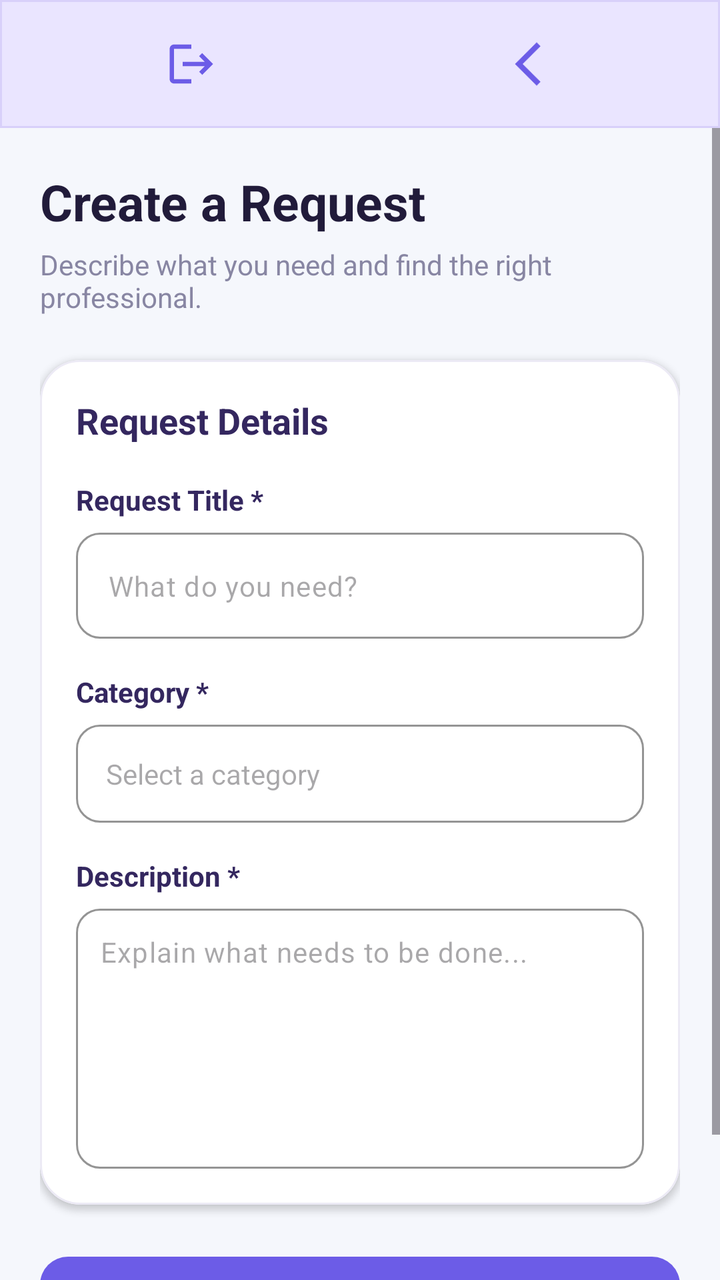
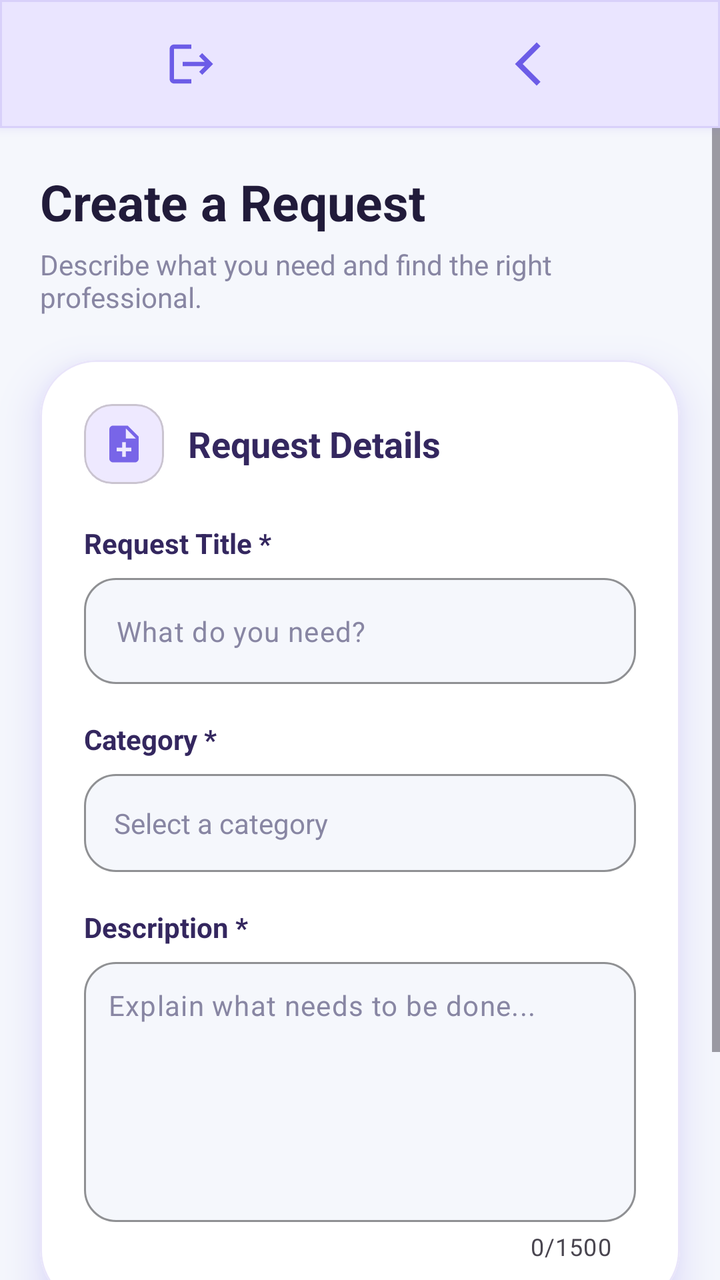

Two renders of the same Android screen: before a commit and after it. Below are the layout's source before the change and the commit's diff.
<!-- AndroidManifest.xml: application theme Theme.FindProfessionals -->
<!-- res/layout/activity_request.xml -->
<?xml version="1.0" encoding="utf-8"?>
<androidx.constraintlayout.widget.ConstraintLayout
    xmlns:android="http://schemas.android.com/apk/res/android"
    xmlns:app="http://schemas.android.com/apk/res-auto"
    xmlns:tools="http://schemas.android.com/tools"
    android:id="@+id/main"
    android:layout_width="match_parent"
    android:layout_height="match_parent"
    android:background="#F5F7FC"
    tools:context=".RequestActivity">

    
    <com.google.android.material.bottomnavigation.BottomNavigationView
        android:id="@+id/bottom_navigation"
        android:layout_width="match_parent"
        android:layout_height="64dp"
        android:background="@drawable/bg_top_navigation"
        android:elevation="6dp"
        app:itemIconSize="26dp"
        app:itemIconTint="#6C5CE7"
        app:labelVisibilityMode="unlabeled"
        app:itemHorizontalTranslationEnabled="false"
        app:menu="@menu/bottom_nav_menu"
        app:layout_constraintTop_toTopOf="parent"
        app:layout_constraintStart_toStartOf="parent"
        app:layout_constraintEnd_toEndOf="parent"/>

    
    <ScrollView
        android:layout_width="match_parent"
        android:layout_height="0dp"
        android:fillViewport="true"
        android:clipToPadding="false"
        android:paddingBottom="20dp"
        app:layout_constraintTop_toBottomOf="@id/bottom_navigation"
        app:layout_constraintBottom_toBottomOf="parent"
        app:layout_constraintStart_toStartOf="parent"
        app:layout_constraintEnd_toEndOf="parent">

        <LinearLayout
            android:layout_width="match_parent"
            android:layout_height="wrap_content"
            android:orientation="vertical"
            android:padding="20dp">

            
            <TextView
                android:layout_width="match_parent"
                android:layout_height="wrap_content"
                android:text="Create a Request"
                android:textColor="#211B3A"
                android:textSize="25sp"
                android:textStyle="bold"/>

            <TextView
                android:layout_width="match_parent"
                android:layout_height="wrap_content"
                android:layout_marginTop="5dp"
                android:text="Describe what you need and find the right professional."
                android:textColor="#8886A3"
                android:textSize="14sp"/>

            
            <com.google.android.material.card.MaterialCardView
                android:layout_width="match_parent"
                android:layout_height="wrap_content"
                android:layout_marginTop="22dp"
                app:cardBackgroundColor="#FFFFFF"
                app:cardCornerRadius="20dp"
                app:cardElevation="2dp"
                app:strokeColor="#ECEAF5"
                app:strokeWidth="1dp">

                <LinearLayout
                    android:layout_width="match_parent"
                    android:layout_height="wrap_content"
                    android:orientation="vertical"
                    android:padding="18dp">

                    <TextView
                        android:layout_width="match_parent"
                        android:layout_height="wrap_content"
                        android:text="Request Details"
                        android:textColor="#34275F"
                        android:textSize="18sp"
                        android:textStyle="bold"/>

                    
                    <TextView
                        android:layout_width="match_parent"
                        android:layout_height="wrap_content"
                        android:layout_marginTop="18dp"
                        android:text="Request Title *"
                        android:textColor="#34275F"
                        android:textStyle="bold"
                        android:textSize="14sp"/>

                    <com.google.android.material.textfield.TextInputLayout
                        android:layout_width="match_parent"
                        android:layout_height="wrap_content"
                        android:layout_marginTop="7dp"
                        app:boxBackgroundMode="outline"
                        app:boxBackgroundColor="#FFFFFF"
                        app:boxCornerRadiusTopStart="12dp"
                        app:boxCornerRadiusTopEnd="12dp"
                        app:boxCornerRadiusBottomStart="12dp"
                        app:boxCornerRadiusBottomEnd="12dp"
                        app:boxStrokeColor="#7865E8"
                        app:hintEnabled="false">

                        <EditText
                            android:id="@+id/requestTitle"
                            android:layout_width="match_parent"
                            android:layout_height="wrap_content"
                            android:hint="What do you need?"
                            android:inputType="textCapSentences"
                            android:maxLength="80"
                            android:textColor="#211B3A"
                            android:textSize="14sp"/>
                    </com.google.android.material.textfield.TextInputLayout>

                    
                    <TextView
                        android:layout_width="match_parent"
                        android:layout_height="wrap_content"
                        android:layout_marginTop="17dp"
                        android:text="Category *"
                        android:textColor="#34275F"
                        android:textStyle="bold"
                        android:textSize="14sp"/>

                    <com.google.android.material.textfield.TextInputLayout
                        android:layout_width="match_parent"
                        android:layout_height="wrap_content"
                        android:layout_marginTop="7dp"
                        app:boxBackgroundMode="outline"
                        app:boxBackgroundColor="#FFFFFF"
                        app:boxCornerRadiusTopStart="12dp"
                        app:boxCornerRadiusTopEnd="12dp"
                        app:boxCornerRadiusBottomStart="12dp"
                        app:boxCornerRadiusBottomEnd="12dp"
                        app:boxStrokeColor="#7865E8"
                        app:hintEnabled="false">

                        <com.google.android.material.textfield.MaterialAutoCompleteTextView
                            android:id="@+id/requestCategory"
                            android:layout_width="match_parent"
                            android:layout_height="wrap_content"
                            android:hint="Select a category"
                            android:inputType="none"
                            android:padding="15dp"
                            android:textColor="#211B3A"
                            android:textSize="14sp"/>
                    </com.google.android.material.textfield.TextInputLayout>

                    
                    <TextView
                        android:layout_width="match_parent"
                        android:layout_height="wrap_content"
                        android:layout_marginTop="17dp"
                        android:text="Description *"
                        android:textColor="#34275F"
                        android:textStyle="bold"
                        android:textSize="14sp"/>

                    <com.google.android.material.textfield.TextInputLayout
                        android:layout_width="match_parent"
                        android:layout_height="wrap_content"
                        android:layout_marginTop="7dp"
                        app:boxBackgroundMode="outline"
                        app:boxBackgroundColor="#FFFFFF"
                        app:boxCornerRadiusTopStart="12dp"
                        app:boxCornerRadiusTopEnd="12dp"
                        app:boxCornerRadiusBottomStart="12dp"
                        app:boxCornerRadiusBottomEnd="12dp"
                        app:boxStrokeColor="#7865E8"
                        app:hintEnabled="false">

                        <EditText
                            android:id="@+id/requestDescription"
                            android:layout_width="match_parent"
                            android:layout_height="130dp"
                            android:gravity="top|start"
                            android:hint="Explain what needs to be done..."
                            android:inputType="textCapSentences|textMultiLine"
                            android:maxLength="1500"
                            android:padding="12dp"
                            android:textColor="#211B3A"
                            android:textSize="14sp"/>
                    </com.google.android.material.textfield.TextInputLayout>

                </LinearLayout>
            </com.google.android.material.card.MaterialCardView>

            
            <com.google.android.material.button.MaterialButton
                android:id="@+id/btnPublishRequest"
                android:layout_width="match_parent"
                android:layout_height="56dp"
                android:layout_marginTop="22dp"
                android:text="Publish Request"
                android:textAllCaps="false"
                android:textSize="16sp"
                android:textStyle="bold"
                android:textColor="#FFFFFF"
                app:backgroundTint="#6C5CE7"
                app:cornerRadius="14dp"
                app:elevation="3dp"/>

        </LinearLayout>
    </ScrollView>

</androidx.constraintlayout.widget.ConstraintLayout>
<!-- resources referenced by this layout -->
<resources>
  <!-- drawable bg_top_navigation (drawable) -->
  <?xml version="1.0" encoding="utf-8"?>
  <shape xmlns:android="http://schemas.android.com/apk/res/android">
      <solid android:color="#EAE5FF"/>
      <stroke
          android:width="1dp"
          android:color="#D8D0FA"/>
  </shape>
  <style name="Theme.FindProfessionals" parent="Base.Theme.FindProfessionals" />
  <style name="Base.Theme.FindProfessionals" parent="Theme.Material3.DayNight.NoActionBar">
          
          
      </style>
</resources>

<!-- the commit's change to res/layout/activity_request.xml (unified diff, before → after) -->
@@ -15,31 +15,36 @@
         android:layout_width="match_parent"
         android:layout_height="64dp"
         android:background="@drawable/bg_top_navigation"
-        android:elevation="6dp"
+        android:elevation="10dp"
+        android:outlineSpotShadowColor="#7865E8"
+        app:itemHorizontalTranslationEnabled="false"
         app:itemIconSize="26dp"
         app:itemIconTint="#6C5CE7"
         app:labelVisibilityMode="unlabeled"
-        app:itemHorizontalTranslationEnabled="false"
-        app:menu="@menu/bottom_nav_menu"
+        app:layout_constraintEnd_toEndOf="parent"
+        app:layout_constraintStart_toStartOf="parent"
         app:layout_constraintTop_toTopOf="parent"
-        app:layout_constraintStart_toStartOf="parent"
-        app:layout_constraintEnd_toEndOf="parent"/>
+        app:menu="@menu/bottom_nav_menu" />
 
     
     <ScrollView
-        android:layout_width="match_parent"
+        android:layout_width="0dp"
         android:layout_height="0dp"
+        android:clipChildren="false"
+        android:clipToPadding="false"
         android:fillViewport="true"
-        android:clipToPadding="false"
+        android:overScrollMode="never"
         android:paddingBottom="20dp"
-        app:layout_constraintTop_toBottomOf="@id/bottom_navigation"
         app:layout_constraintBottom_toBottomOf="parent"
+        app:layout_constraintEnd_toEndOf="parent"
         app:layout_constraintStart_toStartOf="parent"
-        app:layout_constraintEnd_toEndOf="parent">
+        app:layout_constraintTop_toBottomOf="@id/bottom_navigation">
 
         <LinearLayout
             android:layout_width="match_parent"
             android:layout_height="wrap_content"
+            android:clipChildren="false"
+            android:clipToPadding="false"
             android:orientation="vertical"
             android:padding="20dp">
 
@@ -50,7 +55,7 @@
                 android:text="Create a Request"
                 android:textColor="#211B3A"
                 android:textSize="25sp"
-                android:textStyle="bold"/>
+                android:textStyle="bold" />
 
             <TextView
                 android:layout_width="match_parent"
@@ -58,57 +63,85 @@
                 android:layout_marginTop="5dp"
                 android:text="Describe what you need and find the right professional."
                 android:textColor="#8886A3"
-                android:textSize="14sp"/>
+                android:textSize="14sp" />
 
             
             <com.google.android.material.card.MaterialCardView
                 android:layout_width="match_parent"
                 android:layout_height="wrap_content"
                 android:layout_marginTop="22dp"
+                android:outlineAmbientShadowColor="#7865E8"
+                android:outlineSpotShadowColor="#7865E8"
                 app:cardBackgroundColor="#FFFFFF"
-                app:cardCornerRadius="20dp"
-                app:cardElevation="2dp"
-                app:strokeColor="#ECEAF5"
+                app:cardCornerRadius="28dp"
+                app:cardElevation="12dp"
+                app:strokeColor="#E9E5FA"
                 app:strokeWidth="1dp">
 
                 <LinearLayout
                     android:layout_width="match_parent"
                     android:layout_height="wrap_content"
                     android:orientation="vertical"
-                    android:padding="18dp">
-
+                    android:padding="22dp">
+
+                    
+                    <LinearLayout
+                        android:layout_width="match_parent"
+                        android:layout_height="wrap_content"
+                        android:gravity="center_vertical"
+                        android:orientation="horizontal">
+
+                        <com.google.android.material.card.MaterialCardView
+                            android:layout_width="40dp"
+                            android:layout_height="40dp"
+                            app:cardBackgroundColor="#EEE9FF"
+                            app:cardCornerRadius="14dp"
+                            app:cardElevation="0dp">
+
+                            <ImageView
+                                android:layout_width="22dp"
+                                android:layout_height="22dp"
+                                android:layout_gravity="center"
+                                android:contentDescription="@null"
+                                android:src="@drawable/ic_card_request" />
+                        </com.google.android.material.card.MaterialCardView>
+
+                        <TextView
+                            android:layout_width="0dp"
+                            android:layout_height="wrap_content"
+                            android:layout_marginStart="12dp"
+                            android:layout_weight="1"
+                            android:text="Request Details"
+                            android:textColor="#34275F"
+                            android:textSize="18sp"
+                            android:textStyle="bold" />
+                    </LinearLayout>
+
+                    
                     <TextView
                         android:layout_width="match_parent"
                         android:layout_height="wrap_content"
-                        android:text="Request Details"
-                        android:textColor="#34275F"
-                        android:textSize="18sp"
-                        android:textStyle="bold"/>
-
-                    
-                    <TextView
-                        android:layout_width="match_parent"
-                        android:layout_height="wrap_content"
-                        android:layout_marginTop="18dp"
+                        android:layout_marginTop="20dp"
                         android:text="Request Title *"
                         android:textColor="#34275F"
-                        android:textStyle="bold"
-                        android:textSize="14sp"/>
+                        android:textSize="14sp"
+                        android:textStyle="bold" />
 
                     <com.google.android.material.textfield.TextInputLayout
-                        android:layout_width="match_parent"
-                        android:layout_height="wrap_content"
-                        android:layout_marginTop="7dp"
+                        style="?attr/textInputOutlinedStyle"
+                        android:layout_width="match_parent"
+                        android:layout_height="wrap_content"
+                        android:layout_marginTop="8dp"
+                        app:boxBackgroundColor="#F5F7FC"
                         app:boxBackgroundMode="outline"
-                        app:boxBackgroundColor="#FFFFFF"
-                        app:boxCornerRadiusTopStart="12dp"
-                        app:boxCornerRadiusTopEnd="12dp"
-                        app:boxCornerRadiusBottomStart="12dp"
-                        app:boxCornerRadiusBottomEnd="12dp"
+                        app:boxCornerRadiusBottomEnd="16dp"
+                        app:boxCornerRadiusBottomStart="16dp"
+                        app:boxCornerRadiusTopEnd="16dp"
+                        app:boxCornerRadiusTopStart="16dp"
                         app:boxStrokeColor="#7865E8"
                         app:hintEnabled="false">
 
-                        <EditText
+                        <com.google.android.material.textfield.TextInputEditText
                             android:id="@+id/requestTitle"
                             android:layout_width="match_parent"
                             android:layout_height="wrap_content"
@@ -116,30 +149,33 @@
                             android:inputType="textCapSentences"
                             android:maxLength="80"
                             android:textColor="#211B3A"
-                            android:textSize="14sp"/>
+                            android:textColorHint="#8886A3"
+                            android:textSize="14sp" />
                     </com.google.android.material.textfield.TextInputLayout>
 
                     
                     <TextView
                         android:layout_width="match_parent"
                         android:layout_height="wrap_content"
-                        android:layout_marginTop="17dp"
+                        android:layout_marginTop="18dp"
                         android:text="Category *"
                         android:textColor="#34275F"
-                        android:textStyle="bold"
-                        android:textSize="14sp"/>
+                        android:textSize="14sp"
+                        android:textStyle="bold" />
 
                     <com.google.android.material.textfield.TextInputLayout
-                        android:layout_width="match_parent"
-                        android:layout_height="wrap_content"
-                        android:layout_marginTop="7dp"
+                        style="?attr/textInputOutlinedStyle"
+                        android:layout_width="match_parent"
+                        android:layout_height="wrap_content"
+                        android:layout_marginTop="8dp"
+                        app:boxBackgroundColor="#F5F7FC"
                         app:boxBackgroundMode="outline"
-                        app:boxBackgroundColor="#FFFFFF"
-                        app:boxCornerRadiusTopStart="12dp"
-                        app:boxCornerRadiusTopEnd="12dp"
-                        app:boxCornerRadiusBottomStart="12dp"
-                        app:boxCornerRadiusBottomEnd="12dp"
+                        app:boxCornerRadiusBottomEnd="16dp"
+                        app:boxCornerRadiusBottomStart="16dp"
+                        app:boxCornerRadiusTopEnd="16dp"
+                        app:boxCornerRadiusTopStart="16dp"
                         app:boxStrokeColor="#7865E8"
+                        app:endIconTint="#7865E8"
                         app:hintEnabled="false">
 
                         <com.google.android.material.textfield.MaterialAutoCompleteTextView
@@ -150,33 +186,37 @@
                             android:inputType="none"
                             android:padding="15dp"
                             android:textColor="#211B3A"
-                            android:textSize="14sp"/>
+                            android:textColorHint="#8886A3"
+                            android:textSize="14sp" />
                     </com.google.android.material.textfield.TextInputLayout>
 
                     
                     <TextView
                         android:layout_width="match_parent"
                         android:layout_height="wrap_content"
-                        android:layout_marginTop="17dp"
+                        android:layout_marginTop="18dp"
                         android:text="Description *"
                         android:textColor="#34275F"
-                        android:textStyle="bold"
-                        android:textSize="14sp"/>
+                        android:textSize="14sp"
+                        android:textStyle="bold" />
 
                     <com.google.android.material.textfield.TextInputLayout
-                        android:layout_width="match_parent"
-                        android:layout_height="wrap_content"
-                        android:layout_marginTop="7dp"
+                        style="?attr/textInputOutlinedStyle"
+                        android:layout_width="match_parent"
+                        android:layout_height="wrap_content"
+                        android:layout_marginTop="8dp"
+                        app:boxBackgroundColor="#F5F7FC"
                         app:boxBackgroundMode="outline"
-                        app:boxBackgroundColor="#FFFFFF"
-                        app:boxCornerRadiusTopStart="12dp"
-                        app:boxCornerRadiusTopEnd="12dp"
-                        app:boxCornerRadiusBottomStart="12dp"
-                        app:boxCornerRadiusBottomEnd="12dp"
+                        app:boxCornerRadiusBottomEnd="16dp"
+                        app:boxCornerRadiusBottomStart="16dp"
+                        app:boxCornerRadiusTopEnd="16dp"
+                        app:boxCornerRadiusTopStart="16dp"
                         app:boxStrokeColor="#7865E8"
+                        app:counterEnabled="true"
+                        app:counterMaxLength="1500"
                         app:hintEnabled="false">
 
-                        <EditText
+                        <com.google.android.material.textfield.TextInputEditText
                             android:id="@+id/requestDescription"
                             android:layout_width="match_parent"
                             android:layout_height="130dp"
@@ -186,7 +226,8 @@
                             android:maxLength="1500"
                             android:padding="12dp"
                             android:textColor="#211B3A"
-                            android:textSize="14sp"/>
+                            android:textColorHint="#8886A3"
+                            android:textSize="14sp" />
                     </com.google.android.material.textfield.TextInputLayout>
 
                 </LinearLayout>
@@ -196,16 +237,17 @@
             <com.google.android.material.button.MaterialButton
                 android:id="@+id/btnPublishRequest"
                 android:layout_width="match_parent"
-                android:layout_height="56dp"
-                android:layout_marginTop="22dp"
+                android:layout_height="60dp"
+                android:layout_marginTop="24dp"
+                android:outlineSpotShadowColor="#6C5CE7"
                 android:text="Publish Request"
                 android:textAllCaps="false"
+                android:textColor="#FFFFFF"
                 android:textSize="16sp"
                 android:textStyle="bold"
-                android:textColor="#FFFFFF"
                 app:backgroundTint="#6C5CE7"
-                app:cornerRadius="14dp"
-                app:elevation="3dp"/>
+                app:cornerRadius="18dp"
+                app:elevation="8dp" />
 
         </LinearLayout>
     </ScrollView>
<!-- resource entries referenced after the edit -->
@@ -8,6 +8,16 @@
           android:width="1dp"
           android:color="#D8D0FA"/>
   </shape>
+  <!-- drawable ic_card_request (drawable) -->
+  <vector xmlns:android="http://schemas.android.com/apk/res/android"
+      android:width="24dp"
+      android:height="24dp"
+      android:viewportWidth="24"
+      android:viewportHeight="24">
+      <path
+          android:fillColor="#7865E8"
+          android:pathData="M14,2H6c-1.1,0 -1.99,0.9 -1.99,2L4,20c0,1.1 0.89,2 1.99,2H18c1.1,0 2,-0.9 2,-2V8l-6,-6zM16,16h-3v3h-2v-3H8v-2h3v-3h2v3h3v2zM13,9V3.5L18.5,9H13z" />
+  </vector>
   <style name="Theme.FindProfessionals" parent="Base.Theme.FindProfessionals" />
   <style name="Base.Theme.FindProfessionals" parent="Theme.Material3.DayNight.NoActionBar">
           
